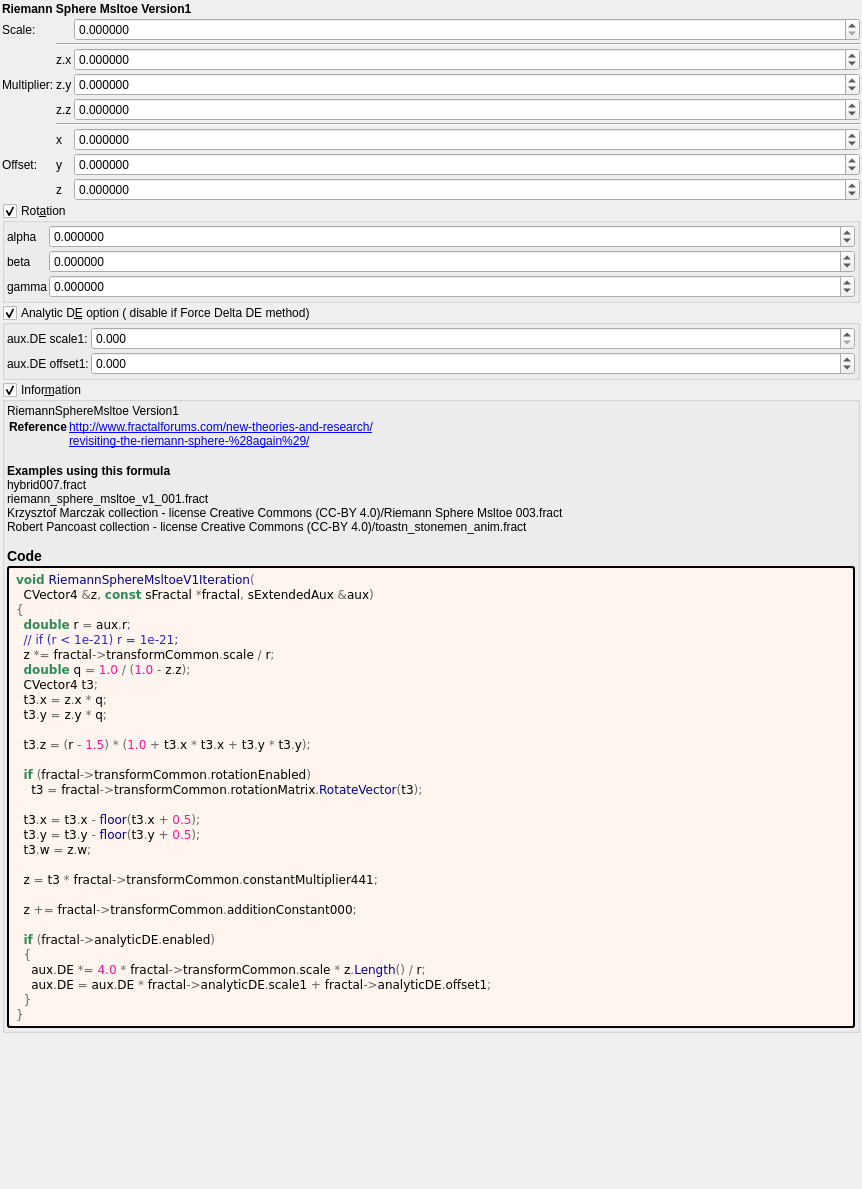
Before: the Qt Designer form mandelbulber2/deploy/share/mandelbulber2/formula/ui/riemann_sphere_msltoe_v1.ui in irinox-ctrl/mandelbulber2, drawn with Qt 5.
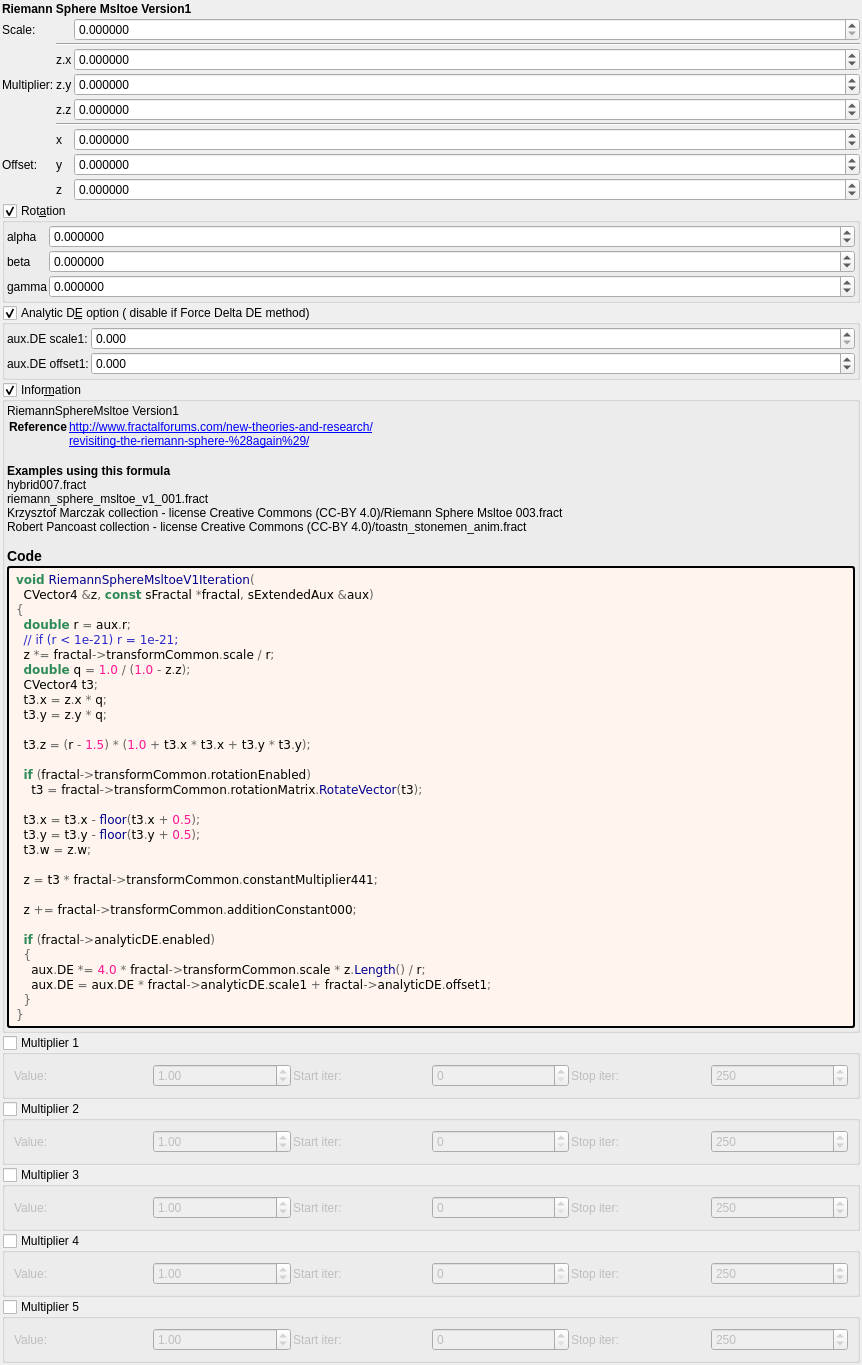
After: the same form once the commit is applied. Custom widgets are drawn as their Qt base class.

Commit message:
feat: add 5 general-purpose multipliers to all 1007 fractal formulas
Each multiplier has:
- Checkbox (OFF by default)
- Value spinbox (default 1.0, range -100 to 100)
- Iteration start/stop range

Logic: z *= value; DE *= |value|;

Uses existing transformCommon parameters:
- Checkboxes: functionEnabledBx/By/Bz/Bw/CzFalse
- Values: scale4/5/6/8/16
- Ranges: startIterationsB-F/stopIterationsB-F

Modified 1007 .cpp (CPU), 1006 .cl (GPU), 1023 .ui files.
Both source (formula/) and deploy (deploy/share/) copies updated.

Patch:
```diff
--- a/mandelbulber2/deploy/share/mandelbulber2/formula/ui/riemann_sphere_msltoe_v1.ui
+++ b/mandelbulber2/deploy/share/mandelbulber2/formula/ui/riemann_sphere_msltoe_v1.ui
@@ -684,6 +684,192 @@
      </layout>
     </widget>
    </item>
+   <item>
+    <widget class="MyGroupBox" name="groupCheck_transf_function_enabledBx_false">
+     <property name="title"><string>Multiplier 1</string></property>
+     <property name="checkable"><bool>true</bool></property>
+     <property name="checked"><bool>false</bool></property>
+     <layout class="QGridLayout" name="gridLayout_mult1">
+      <property name="spacing"><number>2</number></property>
+      <item row="0" column="0">
+       <widget class="QLabel"><property name="text"><string>Value:</string></property></widget>
+      </item>
+      <item row="0" column="1">
+       <widget class="MyDoubleSpinBox" name="spinbox_transf_scale_4">
+        <property name="minimum"><double>-100.0</double></property><property name="maximum"><double>100.0</double></property>
+        <property name="singleStep"><double>0.01</double></property><property name="value"><double>1.0</double></property>
+       </widget>
+      </item>
+      <item row="0" column="2">
+       <widget class="QLabel"><property name="text"><string>Start iter:</string></property></widget>
+      </item>
+      <item row="0" column="3">
+       <widget class="MySpinBox" name="spinboxInt_transf_start_iterations_B">
+        <property name="minimum"><number>0</number></property><property name="maximum"><number>10000</number></property>
+        <property name="value"><number>0</number></property>
+       </widget>
+      </item>
+      <item row="0" column="4">
+       <widget class="QLabel"><property name="text"><string>Stop iter:</string></property></widget>
+      </item>
+      <item row="0" column="5">
+       <widget class="MySpinBox" name="spinboxInt_transf_stop_iterations_B">
+        <property name="minimum"><number>0</number></property><property name="maximum"><number>10000</number></property>
+        <property name="value"><number>250</number></property>
+       </widget>
+      </item>
+     </layout>
+    </widget>
+   </item>
+   <item>
+    <widget class="MyGroupBox" name="groupCheck_transf_function_enabledBy_false">
+     <property name="title"><string>Multiplier 2</string></property>
+     <property name="checkable"><bool>true</bool></property>
+     <property name="checked"><bool>false</bool></property>
+     <layout class="QGridLayout" name="gridLayout_mult2">
+      <property name="spacing"><number>2</number></property>
+      <item row="0" column="0">
+       <widget class="QLabel"><property name="text"><string>Value:</string></property></widget>
+      </item>
+      <item row="0" column="1">
+       <widget class="MyDoubleSpinBox" name="spinbox_transf_scale_5">
+        <property name="minimum"><double>-100.0</double></property><property name="maximum"><double>100.0</double></property>
+        <property name="singleStep"><double>0.01</double></property><property name="value"><double>1.0</double></property>
+       </widget>
+      </item>
+      <item row="0" column="2">
+       <widget class="QLabel"><property name="text"><string>Start iter:</string></property></widget>
+      </item>
+      <item row="0" column="3">
+       <widget class="MySpinBox" name="spinboxInt_transf_start_iterations_C">
+        <property name="minimum"><number>0</number></property><property name="maximum"><number>10000</number></property>
+        <property name="value"><number>0</number></property>
+       </widget>
+      </item>
+      <item row="0" column="4">
+       <widget class="QLabel"><property name="text"><string>Stop iter:</string></property></widget>
+      </item>
+      <item row="0" column="5">
+       <widget class="MySpinBox" name="spinboxInt_transf_stop_iterations_C">
+        <property name="minimum"><number>0</number></property><property name="maximum"><number>10000</number></property>
+        <property name="value"><number>250</number></property>
+       </widget>
+      </item>
+     </layout>
+    </widget>
+   </item>
+   <item>
+    <widget class="MyGroupBox" name="groupCheck_transf_function_enabledBz_false">
+     <property name="title"><string>Multiplier 3</string></property>
+     <property name="checkable"><bool>true</bool></property>
+     <property name="checked"><bool>false</bool></property>
+     <layout class="QGridLayout" name="gridLayout_mult3">
+      <property name="spacing"><number>2</number></property>
+      <item row="0" column="0">
+       <widget class="QLabel"><property name="text"><string>Value:</string></property></widget>
+      </item>
+      <item row="0" column="1">
+       <widget class="MyDoubleSpinBox" name="spinbox_transf_scale_6">
+        <property name="minimum"><double>-100.0</double></property><property name="maximum"><double>100.0</double></property>
+        <property name="singleStep"><double>0.01</double></property><property name="value"><double>1.0</double></property>
+       </widget>
+      </item>
+      <item row="0" column="2">
+       <widget class="QLabel"><property name="text"><string>Start iter:</string></property></widget>
+      </item>
+      <item row="0" column="3">
+       <widget class="MySpinBox" name="spinboxInt_transf_start_iterations_D">
+        <property name="minimum"><number>0</number></property><property name="maximum"><number>10000</number></property>
+        <property name="value"><number>0</number></property>
+       </widget>
+      </item>
+      <item row="0" column="4">
+       <widget class="QLabel"><property name="text"><string>Stop iter:</string></property></widget>
+      </item>
+      <item row="0" column="5">
+       <widget class="MySpinBox" name="spinboxInt_transf_stop_iterations_D">
+        <property name="minimum"><number>0</number></property><property name="maximum"><number>10000</number></property>
+        <property name="value"><number>250</number></property>
+       </widget>
+      </item>
+     </layout>
+    </widget>
+   </item>
+   <item>
+    <widget class="MyGroupBox" name="groupCheck_transf_function_enabledBw_false">
+     <property name="title"><string>Multiplier 4</string></property>
+     <property name="checkable"><bool>true</bool></property>
+     <property name="checked"><bool>false</bool></property>
+     <layout class="QGridLayout" name="gridLayout_mult4">
+      <property name="spacing"><number>2</number></property>
+      <item row="0" column="0">
+       <widget class="QLabel"><property name="text"><string>Value:</string></property></widget>
+      </item>
+      <item row="0" column="1">
+       <widget class="MyDoubleSpinBox" name="spinbox_transf_scale_8">
+        <property name="minimum"><double>-100.0</double></property><property name="maximum"><double>100.0</double></property>
+        <property name="singleStep"><double>0.01</double></property><property name="value"><double>1.0</double></property>
+       </widget>
+      </item>
+      <item row="0" column="2">
+       <widget class="QLabel"><property name="text"><string>Start iter:</string></property></widget>
+      </item>
+      <item row="0" column="3">
+       <widget class="MySpinBox" name="spinboxInt_transf_start_iterations_E">
+        <property name="minimum"><number>0</number></property><property name="maximum"><number>10000</number></property>
+        <property name="value"><number>0</number></property>
+       </widget>
+      </item>
+      <item row="0" column="4">
+       <widget class="QLabel"><property name="text"><string>Stop iter:</string></property></widget>
+      </item>
+      <item row="0" column="5">
+       <widget class="MySpinBox" name="spinboxInt_transf_stop_iterations_E">
+        <property name="minimum"><number>0</number></property><property name="maximum"><number>10000</number></property>
+        <property name="value"><number>250</number></property>
+       </widget>
+      </item>
+     </layout>
+    </widget>
+   </item>
+   <item>
+    <widget class="MyGroupBox" name="groupCheck_transf_function_enabledCz_false">
+     <property name="title"><string>Multiplier 5</string></property>
+     <property name="checkable"><bool>true</bool></property>
+     <property name="checked"><bool>false</bool></property>
+     <layout class="QGridLayout" name="gridLayout_mult5">
+      <property name="spacing"><number>2</number></property>
+      <item row="0" column="0">
+       <widget class="QLabel"><property name="text"><string>Value:</string></property></widget>
+      </item>
+      <item row="0" column="1">
+       <widget class="MyDoubleSpinBox" name="spinbox_transf_scale_16">
+        <property name="minimum"><double>-100.0</double></property><property name="maximum"><double>100.0</double></property>
+        <property name="singleStep"><double>0.01</double></property><property name="value"><double>1.0</double></property>
+       </widget>
+      </item>
+      <item row="0" column="2">
+       <widget class="QLabel"><property name="text"><string>Start iter:</string></property></widget>
+      </item>
+      <item row="0" column="3">
+       <widget class="MySpinBox" name="spinboxInt_transf_start_iterations_F">
+        <property name="minimum"><number>0</number></property><property name="maximum"><number>10000</number></property>
+        <property name="value"><number>0</number></property>
+       </widget>
+      </item>
+      <item row="0" column="4">
+       <widget class="QLabel"><property name="text"><string>Stop iter:</string></property></widget>
+      </item>
+      <item row="0" column="5">
+       <widget class="MySpinBox" name="spinboxInt_transf_stop_iterations_F">
+        <property name="minimum"><number>0</number></property><property name="maximum"><number>10000</number></property>
+        <property name="value"><number>250</number></property>
+       </widget>
+      </item>
+     </layout>
+    </widget>
+   </item>
+
    <item>
     <spacer name="verticalSpacer">
      <property name="orientation">
@@ -711,6 +897,11 @@
    <extends>QDoubleSpinBox</extends>
    <header>my_double_spin_box.h</header>
   </customwidget>
+   <customwidget>
+   <class>MySpinBox</class>
+   <extends>QSpinBox</extends>
+   <header>my_spin_box.h</header>
+  </customwidget>
  </customwidgets>
  <tabstops>
   <tabstop>spinbox_transf_scale</tabstop>
```
The commit also changes 3972 other files.
